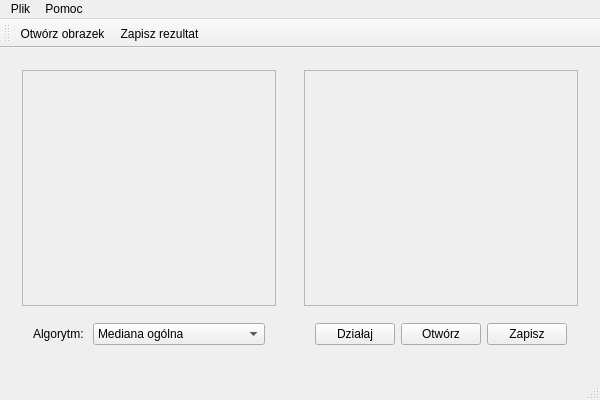
The window that mainwindow.ui (mbobowsk/cpoo) describes before a commit, drawn with Qt 5.
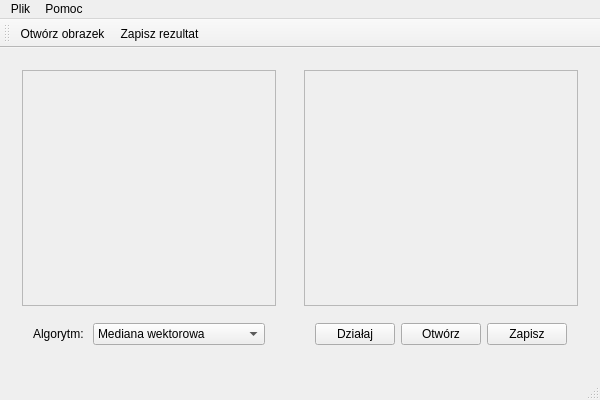
The same window after the commit. Icons and pictures are not drawn.

Commit message: Takie tam

The edit to the form file:
```diff
--- a/mainwindow.ui
+++ b/mainwindow.ui
@@ -68,7 +68,7 @@
             </property>
             <item>
              <property name="text">
-              <string>Mediana ogólna</string>
+              <string>Mediana wektorowa</string>
              </property>
             </item>
             <item>
```
Left out of the diff: 14 changed lines with no effect on the pictures. The commit also changes 2 other files.
